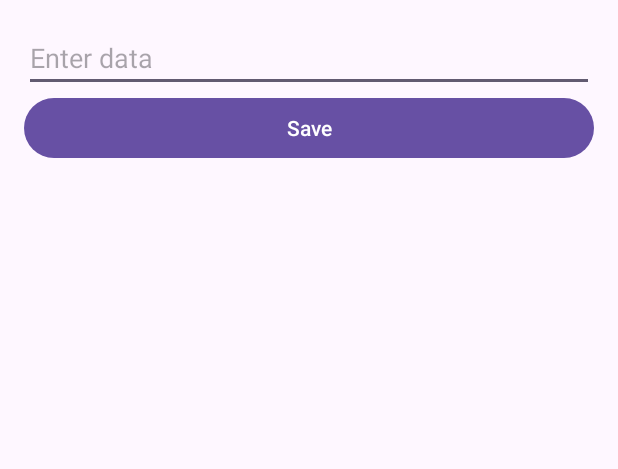
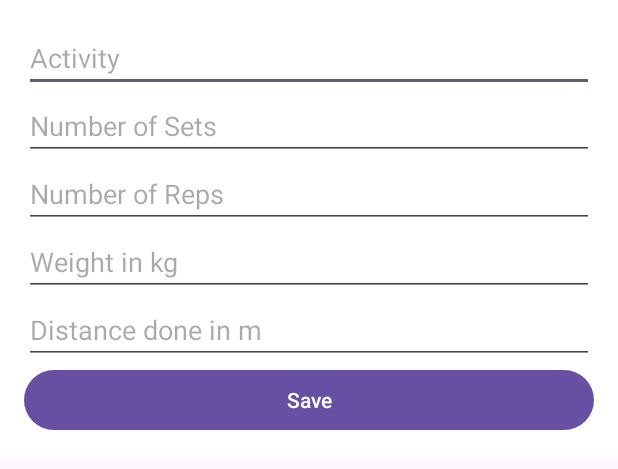
Before and after one commit to H1drogen/FitnessTracker, an Android app: the layout popup_layout.xml on its own in the app's theme, with its tools: preview values and no code run, on a phone screen of 412 x 824 dp. Shown: the top 469 px of the screen. Run offline under Robolectric (Android 15) with nearby library versions, the phone set to English and light mode, and no system bars.

Commit message:
Adding the correct inputs to the database

```diff
--- a/app/src/main/res/layout/popup_layout.xml
+++ b/app/src/main/res/layout/popup_layout.xml
@@ -7,13 +7,42 @@
         android:layout_width="match_parent"
         android:layout_height="wrap_content"
         android:orientation="vertical"
-        android:padding="16dp">
+        android:padding="16dp"
+        android:background="@color/white">
 
         <EditText
             android:id="@+id/editTextData"
             android:layout_width="match_parent"
             android:layout_height="wrap_content"
-            android:hint="Enter data"/>
+            android:hint="Activity"/>
+
+        <EditText
+            android:id="@+id/inputSets"
+            android:layout_width="match_parent"
+            android:layout_height="wrap_content"
+            android:inputType="number"
+            android:hint="Number of Sets"/>
+
+        <EditText
+            android:id="@+id/inputReps"
+            android:layout_width="match_parent"
+            android:layout_height="wrap_content"
+            android:inputType="number"
+            android:hint="Number of Reps"/>
+
+        <EditText
+            android:id="@+id/inputWeight"
+            android:layout_width="match_parent"
+            android:layout_height="wrap_content"
+            android:inputType="number"
+            android:hint="Weight in kg"/>
+
+        <EditText
+            android:id="@+id/inputDistance"
+            android:layout_width="match_parent"
+            android:layout_height="wrap_content"
+            android:inputType="number"
+            android:hint="Distance done in m"/>
 
         <Button
             android:id="@+id/buttonSave"
```
Also changed, not shown: app/src/main/java/com/fdmgroup/FitnessTrackerApp/CalendarFragment.kt (+13 -4 lines), app/src/main/java/com/fdmgroup/FitnessTrackerApp/DatabaseHelper.kt (+15 -5 lines), app/src/main/res/layout/fragment_calendar.xml (+13 -0 lines).
